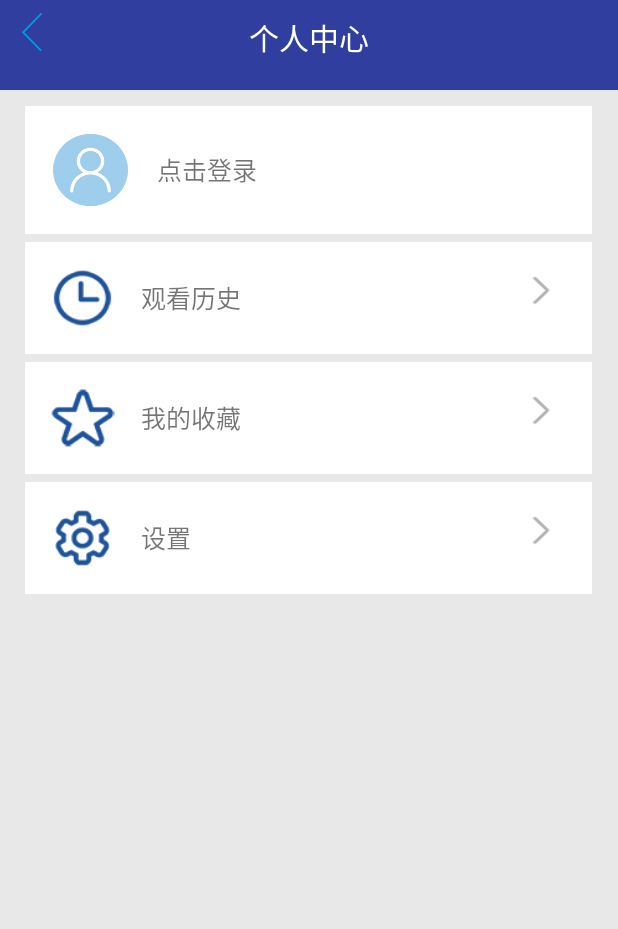
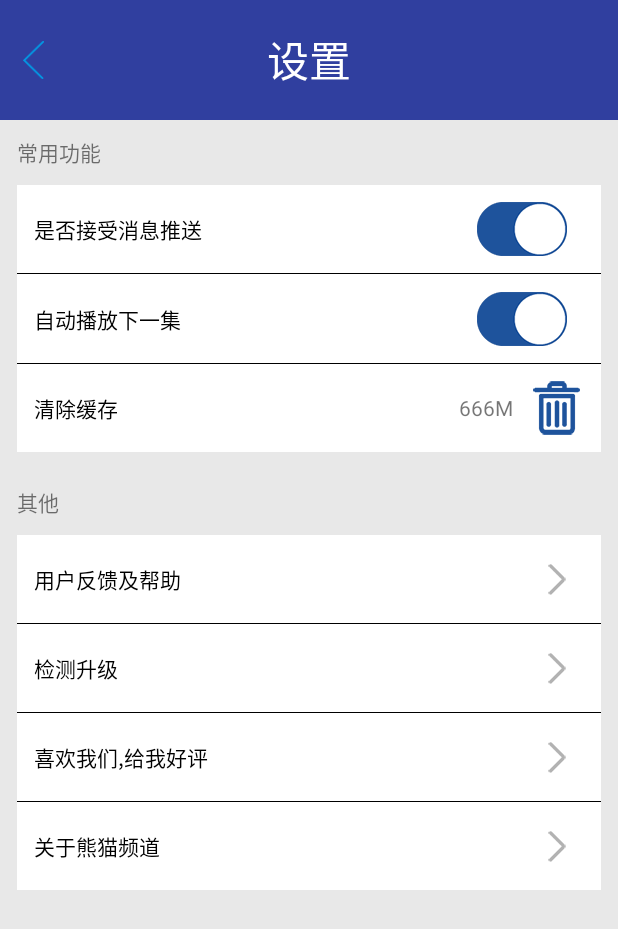
Before and after one commit to wenyuhang/Pandas, an Android app: the screen it shows after launch (PersonalCenterActivity before the commit, SetActivity after it), after a tap on "设置", on a phone screen of 412 x 824 dp. Shown: the top 929 px of the screen. Run offline under Robolectric (Android 15) with nearby library versions, the phone set to English and light mode, and no system bars; our stand-ins replace ButterKnife.

Commit message:
李琰第一次提交

```diff
--- a/app/src/main/AndroidManifest.xml
+++ b/app/src/main/AndroidManifest.xml
@@ -20,7 +20,8 @@
         </activity>
         <activity android:name=".personal.LoginActivity" />
         <activity android:name=".personal.RegisterActivity" />
-        <activity android:name=".personal.ForgetActivity"></activity>
+        <activity android:name=".personal.ForgetActivity" />
+        <activity android:name=".personal.SetActivity"></activity>
     </application>
 
 </manifest>
--- a/app/src/main/java/com/example/pandas/personal/PersonalCenterActivity.java
+++ b/app/src/main/java/com/example/pandas/personal/PersonalCenterActivity.java
@@ -54,6 +54,7 @@ public class PersonalCenterActivity extends BaseActivity {
             case R.id.personalCenter_Collection:
                 break;
             case R.id.personalCenter_set:
+                startActivity(new Intent(PersonalCenterActivity.this,SetActivity.class));
                 break;
             case R.id.activity_personal_center:
                 break;
--- /dev/null
+++ b/app/src/main/java/com/example/pandas/personal/SetActivity.java
@@ -0,0 +1,143 @@
+package com.example.pandas.personal;
+
+import android.app.Dialog;
+import android.view.View;
+import android.widget.ImageButton;
+import android.widget.ImageView;
+import android.widget.LinearLayout;
+import android.widget.RelativeLayout;
+import android.widget.TextView;
+import android.widget.Toast;
+
+import com.example.pandas.R;
+import com.example.pandas.base.BaseActivity;
+
+import butterknife.Bind;
+import butterknife.OnClick;
+
+public class SetActivity extends BaseActivity {
+
+    @Bind(R.id.fanhui)
+    ImageButton fanhui;
+    @Bind(R.id.pe_set_push_view1)
+    ImageView peSetPushView1;
+    @Bind(R.id.pe_set_push_view2)
+    ImageView peSetPushView2;
+    @Bind(R.id.pe_set_play_view1)
+    ImageView peSetPlayView1;
+    @Bind(R.id.pe_set_play_view2)
+    ImageView peSetPlayView2;
+    @Bind(R.id.set_cache_size_tv)
+    TextView setCacheSizeTv;
+    @Bind(R.id.personal_set_delete_cache_layout)
+    RelativeLayout personalSetDeleteCacheLayout;
+    @Bind(R.id.personal_set_fankui_layout)
+    RelativeLayout personalSetFankuiLayout;
+    @Bind(R.id.personal_set_udpate_layout)
+    RelativeLayout personalSetUdpateLayout;
+    @Bind(R.id.personal_set_ping_layout)
+    RelativeLayout personalSetPingLayout;
+    @Bind(R.id.personal_set_about_layout)
+    RelativeLayout personalSetAboutLayout;
+    @Bind(R.id.activity_set)
+    LinearLayout activitySet;
+
+    @Override
+    public int getLayoutId() {
+        return R.layout.activity_set;
+    }
+
+    @Override
+    public void initview() {
+
+    }
+
+    @OnClick({R.id.fanhui, R.id.pe_set_push_view1, R.id.pe_set_push_view2, R.id.pe_set_play_view1, R.id.pe_set_play_view2, R.id.personal_set_delete_cache_layout, R.id.personal_set_fankui_layout, R.id.personal_set_udpate_layout, R.id.personal_set_ping_layout, R.id.personal_set_about_layout})
+    public void onViewClicked(View view) {
+        switch (view.getId()) {
+            case R.id.fanhui:
+                break;
+            case R.id.pe_set_push_view1:
+                peSetPushView1.setVisibility(View.GONE);
+                peSetPushView2.setVisibility(View.VISIBLE);
+                break;
+            case R.id.pe_set_push_view2:
+                peSetPushView2.setVisibility(View.GONE);
+                peSetPushView1.setVisibility(View.VISIBLE);
+                break;
+            case R.id.pe_set_play_view1:
+                peSetPlayView1.setVisibility(View.GONE);
+                peSetPlayView2.setVisibility(View.VISIBLE);
+                break;
+            case R.id.pe_set_play_view2:
+                peSetPlayView2.setVisibility(View.GONE);
+                peSetPlayView1.setVisibility(View.VISIBLE);
+                break;
+            case R.id.personal_set_delete_cache_layout:
+
+                final Dialog dialog = new Dialog(this);
+                dialog.setContentView(R.layout.dialog);
+                dialog.show();
+                dialog.findViewById(R.id.quxiao).setOnClickListener(new View.OnClickListener() {
+                    @Override
+                    public void onClick(View v) {
+                        dialog.cancel();
+                    }
+                });
+                dialog.findViewById(R.id.queding).setOnClickListener(new View.OnClickListener() {
+                    @Override
+                    public void onClick(View v) {
+                        Toast.makeText(SetActivity.this, "清除成功", Toast.LENGTH_SHORT).show();
+                        dialog.cancel();
+                    }
+                });
+                break;
+            case R.id.personal_set_fankui_layout:
+                break;
+            case R.id.personal_set_udpate_layout:
+                break;
+            case R.id.personal_set_ping_layout:
+                break;
+            case R.id.personal_set_about_layout:
+                break;
+        }
+    }
+
+//    @OnClick({R.id.fanhui, pe_set_push_view1, R.id.pe_set_push_view2, R.id.pe_set_play_view1, R.id.pe_set_play_view2, R.id.set_cache_size_tv, R.id.personal_set_delete_cache_layout, R.id.personal_set_fankui_layout, R.id.personal_set_udpate_layout, R.id.personal_set_ping_layout, R.id.personal_set_about_layout})
+//    public void onViewClicked(View view) {
+//        switch (view.getId()) {
+//            case R.id.fanhui:
+//                finish();
+//                break;
+//            case pe_set_push_view1:
+//                Toast.makeText(SetActivity.this, "66", Toast.LENGTH_SHORT).show();
+//                peSetPushView1.setVisibility(View.VISIBLE);
+//                peSetPushView2.setVisibility(View.GONE);
+//                break;
+//            case R.id.pe_set_push_view2:
+//                peSetPushView1.setVisibility(View.GONE);
+//                peSetPushView2.setVisibility(View.VISIBLE);
+//                break;
+//            case R.id.pe_set_play_view1:
+//                peSetPushView1.setVisibility(View.VISIBLE);
+//                peSetPushView2.setVisibility(View.GONE);
+//                break;
+//            case R.id.pe_set_play_view2:
+//                peSetPushView1.setVisibility(View.GONE);
+//                peSetPushView2.setVisibility(View.VISIBLE);
+//                break;
+//            case R.id.set_cache_size_tv:
+//                break;
+//            case R.id.personal_set_delete_cache_layout:
+//                break;
+//            case R.id.personal_set_fankui_layout:
+//                break;
+//            case R.id.personal_set_udpate_layout:
+//                break;
+//            case R.id.personal_set_ping_layout:
+//                break;
+//            case R.id.personal_set_about_layout:
+//                break;
+//        }
+//    }
+}
--- /dev/null
+++ b/app/src/main/res/layout/activity_set.xml
@@ -0,0 +1,274 @@
+<?xml version="1.0" encoding="utf-8"?>
+<LinearLayout xmlns:android="http://schemas.android.com/apk/res/android"
+    xmlns:tools="http://schemas.android.com/tools"
+    android:id="@+id/activity_set"
+    android:layout_width="match_parent"
+    android:layout_height="match_parent"
+    android:orientation="vertical"
+    android:background="@color/colorGray"
+    tools:context="com.example.pandas.personal.SetActivity">
+
+
+    <RelativeLayout
+        android:background="@color/colorPrimaryDark"
+        android:layout_width="match_parent"
+        android:layout_height="80dp">
+        <ImageButton
+            android:layout_centerVertical="true"
+            android:id="@+id/fanhui"
+            android:layout_width="@dimen/x80"
+            android:layout_height="@dimen/y80"
+            android:background="@mipmap/fenlei_fanhui"
+            />
+        <TextView
+            android:layout_width="match_parent"
+            android:layout_height="80dp"
+            android:gravity="center"
+            android:textSize="@dimen/x50"
+            android:textColor="#ffffff"
+            android:text="@string/set"
+            />
+
+    </RelativeLayout>
+
+
+    <TextView
+        android:layout_width="match_parent"
+        android:layout_height="wrap_content"
+        android:layout_marginLeft="@dimen/x20"
+        android:layout_marginTop="@dimen/y20"
+        android:text="@string/set_general" />
+
+    <LinearLayout
+        android:layout_width="match_parent"
+        android:layout_height="wrap_content"
+        android:layout_margin="@dimen/x20"
+        android:background="@color/white"
+        android:orientation="vertical" >
+
+        <RelativeLayout
+            android:layout_width="match_parent"
+            android:layout_height="wrap_content"
+            android:padding="@dimen/x20" >
+
+            <TextView
+                android:layout_width="wrap_content"
+                android:layout_height="wrap_content"
+                android:layout_alignParentLeft="true"
+                android:layout_centerVertical="true"
+                android:text="@string/set_push"
+                android:textColor="@color/black" />
+
+            <ImageView
+                android:id="@+id/pe_set_push_view1"
+                android:layout_width="wrap_content"
+                android:layout_height="wrap_content"
+                android:src="@mipmap/switch_close"
+                android:layout_centerVertical="true"
+                android:layout_alignParentRight="true"
+                android:layout_marginRight="@dimen/x20"
+                />
+            <ImageView
+                android:id="@+id/pe_set_push_view2"
+                android:layout_width="wrap_content"
+                android:layout_height="wrap_content"
+                android:src="@mipmap/switch_open"
+                android:layout_centerVertical="true"
+                android:layout_alignParentRight="true"
+                android:layout_marginRight="@dimen/x20"
+                />
+
+        </RelativeLayout>
+
+        <View
+            android:layout_width="match_parent"
+            android:layout_height="@dimen/x1"
+            android:background="@color/black" />
+
+        <RelativeLayout
+            android:layout_width="match_parent"
+            android:layout_height="wrap_content"
+            android:layout_marginTop="@dimen/x1"
+            android:padding="@dimen/x20" >
+
+            <TextView
+                android:layout_width="wrap_content"
+                android:layout_height="wrap_content"
+                android:layout_alignParentLeft="true"
+                android:layout_centerVertical="true"
+                android:text="@string/set_play_next"
+                android:textColor="@color/black" />
+
+            <ImageView
+            android:id="@+id/pe_set_play_view1"
+            android:layout_width="wrap_content"
+            android:layout_height="wrap_content"
+            android:src="@mipmap/switch_close"
+            android:layout_centerVertical="true"
+            android:layout_alignParentRight="true"
+            android:layout_marginRight="@dimen/x20">
+            </ImageView>
+            <ImageView
+                android:id="@+id/pe_set_play_view2"
+                android:layout_width="wrap_content"
+                android:layout_height="wrap_content"
+                android:src="@mipmap/switch_open"
+                android:layout_centerVertical="true"
+                android:layout_alignParentRight="true"
+                android:layout_marginRight="@dimen/x20"
+                />
+        </RelativeLayout>
+
+        <View
+            android:layout_width="match_parent"
+            android:layout_height="@dimen/x1"
+            android:background="@color/black" />
+
+        <RelativeLayout
+            android:id="@+id/personal_set_delete_cache_layout"
+            android:layout_width="match_parent"
+            android:layout_height="wrap_content"
+            android:padding="@dimen/x20" >
+
+            <TextView
+                android:layout_width="wrap_content"
+                android:layout_height="wrap_content"
+                android:layout_alignParentLeft="true"
+                android:layout_centerVertical="true"
+                android:text="@string/set_clear_cash"
+                android:textColor="@color/black" />
+
+            <TextView
+                android:id="@+id/set_cache_size_tv"
+                android:layout_width="wrap_content"
+                android:layout_height="wrap_content"
+                android:layout_alignParentRight="true"
+                android:layout_centerVertical="true"
+                android:drawablePadding="@dimen/x20"
+                android:text="666M"
+                android:drawableRight="@mipmap/personal_delete_img"
+                android:gravity="center"
+                />
+        </RelativeLayout>
+    </LinearLayout>
+
+    <TextView
+        android:layout_width="match_parent"
+        android:layout_height="wrap_content"
+        android:layout_marginLeft="@dimen/x20"
+        android:layout_marginTop="@dimen/x20"
+        android:text="@string/set_other" />
+
+    <LinearLayout
+        android:layout_width="match_parent"
+        android:layout_height="wrap_content"
+        android:layout_margin="@dimen/x20"
+        android:background="@color/white"
+        android:orientation="vertical" >
+
+        <RelativeLayout
+            android:id="@+id/personal_set_fankui_layout"
+            android:layout_width="match_parent"
+            android:layout_height="wrap_content"
+            android:padding="@dimen/x20" >
+
+            <TextView
+                android:layout_width="wrap_content"
+                android:layout_height="wrap_content"
+                android:layout_alignParentLeft="true"
+                android:layout_centerVertical="true"
+                android:text="@string/set_userbackandhelp"
+                android:textColor="@color/black" />
+
+            <TextView
+                android:layout_width="wrap_content"
+                android:layout_height="wrap_content"
+                android:layout_alignParentRight="true"
+                android:layout_centerVertical="true"
+                android:background="@mipmap/personal_enter_img" />
+        </RelativeLayout>
+
+        <View
+            android:layout_width="match_parent"
+            android:layout_height="@dimen/x1"
+            android:background="@color/black" />
+
+        <RelativeLayout
+            android:id="@+id/personal_set_udpate_layout"
+            android:layout_width="match_parent"
+            android:layout_height="wrap_content"
+            android:padding="@dimen/x20" >
+
+            <TextView
+                android:layout_width="wrap_content"
+                android:layout_height="wrap_content"
+                android:layout_alignParentLeft="true"
+                android:layout_centerVertical="true"
+                android:text="@string/set_check_update"
+                android:textColor="@color/black" />
+
+            <TextView
+                android:layout_width="wrap_content"
+                android:layout_height="wrap_content"
+                android:layout_alignParentRight="true"
+                android:layout_centerVertical="true"
+                android:background="@mipmap/personal_enter_img" />
+        </RelativeLayout>
+
+        <View
+            android:layout_width="match_parent"
+            android:layout_height="@dimen/x1"
+            android:background="@color/black" />
+
+        <RelativeLayout
+            android:id="@+id/personal_set_ping_layout"
+            android:layout_width="match_parent"
+            android:layout_height="wrap_content"
+            android:padding="@dimen/x20" >
+
+            <TextView
+                android:layout_width="wrap_content"
+                android:layout_height="wrap_content"
+                android:layout_alignParentLeft="true"
+                android:layout_centerVertical="true"
+                android:text="@string/set_great"
+                android:textColor="@color/black" />
+
+            <TextView
+                android:layout_width="wrap_content"
+                android:layout_height="wrap_content"
+                android:layout_alignParentRight="true"
+                android:layout_centerVertical="true"
+                android:background="@mipmap/personal_enter_img" />
+        </RelativeLayout>
+
+        <View
+            android:layout_width="match_parent"
+            android:layout_height="@dimen/x1"
+            android:background="@color/black" />
+
+        <RelativeLayout
+            android:id="@+id/personal_set_about_layout"
+            android:layout_width="match_parent"
+            android:layout_height="wrap_content"
+            android:padding="@dimen/x20" >
+
+            <TextView
+                android:layout_width="wrap_content"
+                android:layout_height="wrap_content"
+                android:layout_alignParentLeft="true"
+                android:layout_centerVertical="true"
+                android:text="@string/set_about_panda"
+                android:textColor="@color/black" />
+
+            <TextView
+                android:layout_width="wrap_content"
+                android:layout_height="wrap_content"
+                android:layout_alignParentRight="true"
+                android:layout_centerVertical="true"
+                android:background="@mipmap/personal_enter_img" />
+        </RelativeLayout>
+    </LinearLayout>
+
+
+</LinearLayout>
--- a/app/src/main/res/values/strings.xml
+++ b/app/src/main/res/values/strings.xml
@@ -20,8 +20,6 @@
     <string name="panda_live">熊猫直播</string>
 
 
-
-
     <!--忘记密码-->
     <string name="forget_pasword">忘记密码</string>
     <string name="forget_found_pswd">找回密码</string>
@@ -32,4 +30,44 @@
     <string name="forget_set_newpaswd_hint">请设置新密码</string>
     <string name="forget_image_yanzhengma">图形验证码</string>
     <string name="regist_yanzhengma">获取验证码</string>
+
+
+
+    <!--设置-->
+    <string name="quxiao">取消</string>
+    <string name="queding">确定</string>
+    <string name="set">设置</string>
+    <string name="set_general">常用功能</string>
+    <string name="set_push">是否接受消息推送</string>
+    <string name="set_play_next">自动播放下一集</string>
+    <string name="set_clear_cash">清除缓存</string>
+    <string name="set_other">其他</string>
+    <string name="set_userbackandhelp">用户反馈及帮助</string>
+    <string name="set_language">语言</string>
+    <string name="set_language_chinese">简体中文</string>
+    <string name="set_language_english">English</string>
+    <string name="set_language_system">系统</string>
+    <string name="set_check_update">检测升级</string>
+    <string name="set_check_newversion">已检测到新版本，是否升级？</string>
+    <string name="set_confirm_clear_cache">确认清除缓存吗?</string>
+    <string name="set_push_tips">推送提示</string>
+    <string name="set_is_open_push">是否开启推送？</string>
+    <string name="set_great">喜欢我们,给我好评</string>
+    <string name="set_about_panda">关于熊猫频道</string>
+    <string name="set_back_title">用户反馈</string>
+    <string name="set_back_myquestion">遇到的问题</string>
+    <string name="set_back_commonquestion">常见问题</string>
+    <string name="set_back_email">请输入您的邮箱，方便我们及时给您回复</string>
+    <string name="set_back_commit">提交</string>
+    <string name="set_back_liulan">请留下您的宝贵意见</string>
+    <string name="set_back_question1">功能异常</string>
+    <string name="set_back_question2">内容问题</string>
+    <string name="set_back_question3">界面优化</string>
+    <string name="set_back_question4">视频播放</string>
+    <string name="set_back_question5">显示异常</string>
+    <string name="set_back_question6">其他建议</string>
+    <string name="set_about_version">熊猫频道V1.0.0</string>
+    <string name="set_about_content">熊猫频道以24小时直播中国名山大川、自然风光以及熊猫、金丝猴等世界珍稀动物为特色，以CCTV电视节目资源为基础，旨在打造一个传播中国声音、讲好中国故事、展示中国文化独特魅力的中国频道，充分满足海外华人以及喜爱中国文化的外国人的需求，最终建成以视频为特色的中国互联网大百科。现阶段主要开设有《熊猫观察》、《熊猫直播》、《直播中国》、《熊猫文化》等特色栏目。</string>
+
+    <!-- 修改昵称、头像 -->
 </resources>
```
Also changed, not shown: app/src/main/java/com/example/pandas/personal/RegisterActivity.java (+14 -7 lines), app/src/main/java/com/example/pandas/personal/forgetActivity.java (+14 -7 lines), app/src/main/res/layout/activity_forget.xml (+24 -0 lines), app/src/main/res/layout/activity_register.xml (+3 -6 lines), app/src/main/res/layout/dialog.xml (added, +41 -0 lines), app/src/main/res/mipmap-hdpi/personal_delete_img.png (added), app/src/main/res/mipmap-hdpi/switch_close.png (added), app/src/main/res/mipmap-hdpi/switch_open.png (added).
